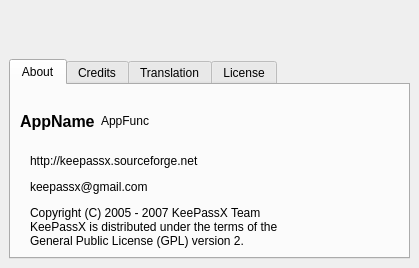
Above: src/forms/AboutDlg.ui from thooge/keepassx1 before the change. Below: the same form after it.
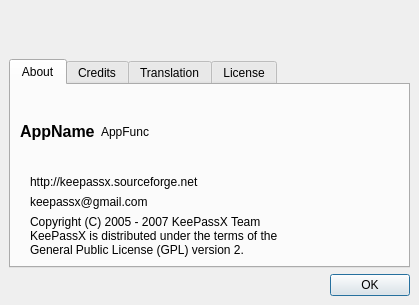
That is the form after the change. The open tabs and pages were chosen to show the change. Custom widgets are drawn as their Qt base class.

```diff
--- a/src/forms/AboutDlg.ui
+++ b/src/forms/AboutDlg.ui
@@ -6,7 +6,7 @@
     <x>0</x>
     <y>0</y>
     <width>419</width>
-    <height>268</height>
+    <height>305</height>
    </rect>
   </property>
   <property name="sizePolicy" >
@@ -18,13 +18,13 @@
   <property name="minimumSize" >
    <size>
     <width>419</width>
-    <height>268</height>
+    <height>305</height>
    </size>
   </property>
   <property name="maximumSize" >
    <size>
     <width>419</width>
-    <height>268</height>
+    <height>309</height>
    </size>
   </property>
   <property name="windowTitle" >
@@ -167,9 +167,6 @@
          </item>
          <item>
           <layout class="QVBoxLayout" >
-           <property name="spacing" >
-            <number>12</number>
-           </property>
            <property name="leftMargin" >
             <number>0</number>
            </property>
@@ -303,6 +300,13 @@
      </widget>
     </widget>
    </item>
+   <item>
+    <widget class="QDialogButtonBox" name="ButtonBox" >
+     <property name="standardButtons" >
+      <set>QDialogButtonBox::Ok</set>
+     </property>
+    </widget>
+   </item>
   </layout>
  </widget>
  <layoutdefault spacing="6" margin="11" />
```
Left out of the diff: 4 changed lines with no effect on the pictures.
